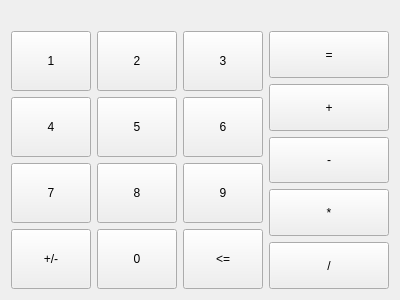
Old version of the form designer.ui in the repository leonidlitvinoff/calc.
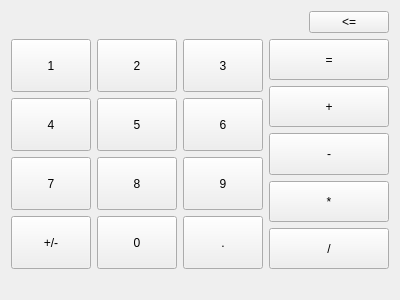
New version of the form.

Diff of the .ui file:
```diff
--- a/designer.ui
+++ b/designer.ui
@@ -16,7 +16,33 @@
   <layout class="QGridLayout" name="gridLayout_2">
    <item row="0" column="0">
     <layout class="QGridLayout" name="gridLayout">
-     <item row="1" column="0" colspan="2">
+     <item row="0" column="0" colspan="2">
+      <widget class="QLabel" name="label">
+       <property name="sizePolicy">
+        <sizepolicy hsizetype="Preferred" vsizetype="Maximum">
+         <horstretch>0</horstretch>
+         <verstretch>0</verstretch>
+        </sizepolicy>
+       </property>
+       <property name="text">
+        <string/>
+       </property>
+      </widget>
+     </item>
+     <item row="0" column="2">
+      <widget class="QPushButton" name="pushButton_16">
+       <property name="sizePolicy">
+        <sizepolicy hsizetype="Maximum" vsizetype="Minimum">
+         <horstretch>0</horstretch>
+         <verstretch>0</verstretch>
+        </sizepolicy>
+       </property>
+       <property name="text">
+        <string>&lt;=</string>
+       </property>
+      </widget>
+     </item>
+     <item row="1" column="0" colspan="3">
       <layout class="QHBoxLayout" name="horizontalLayout">
        <item>
         <layout class="QGridLayout" name="gridLayout_3">
@@ -150,19 +176,6 @@
            </property>
           </widget>
          </item>
-         <item row="3" column="2">
-          <widget class="QPushButton" name="pushButton_16">
-           <property name="sizePolicy">
-            <sizepolicy hsizetype="Minimum" vsizetype="Minimum">
-             <horstretch>0</horstretch>
-             <verstretch>0</verstretch>
-            </sizepolicy>
-           </property>
-           <property name="text">
-            <string>&lt;=</string>
-           </property>
-          </widget>
-         </item>
          <item row="3" column="0">
           <widget class="QPushButton" name="pushButton_17">
            <property name="sizePolicy">
@@ -176,6 +189,19 @@
            </property>
           </widget>
          </item>
+         <item row="3" column="2">
+          <widget class="QPushButton" name="pushButton_18">
+           <property name="sizePolicy">
+            <sizepolicy hsizetype="Minimum" vsizetype="Minimum">
+             <horstretch>0</horstretch>
+             <verstretch>0</verstretch>
+            </sizepolicy>
+           </property>
+           <property name="text">
+            <string>.</string>
+           </property>
+          </widget>
+         </item>
         </layout>
        </item>
        <item>
@@ -249,8 +275,10 @@
        </item>
       </layout>
      </item>
-     <item row="0" column="0" colspan="2">
-      <widget class="QLabel" name="label">
+    </layout>
+   </item>
+   <item row="1" column="0">
+    <widget class="QLabel" name="label_2">
        <property name="sizePolicy">
         <sizepolicy hsizetype="Preferred" vsizetype="Maximum">
          <horstretch>0</horstretch>
@@ -261,8 +289,6 @@
         <string/>
        </property>
       </widget>
-     </item>
-    </layout>
    </item>
   </layout>
  </widget>
```
Lines whose indentation alone changed are shown as unchanged.
